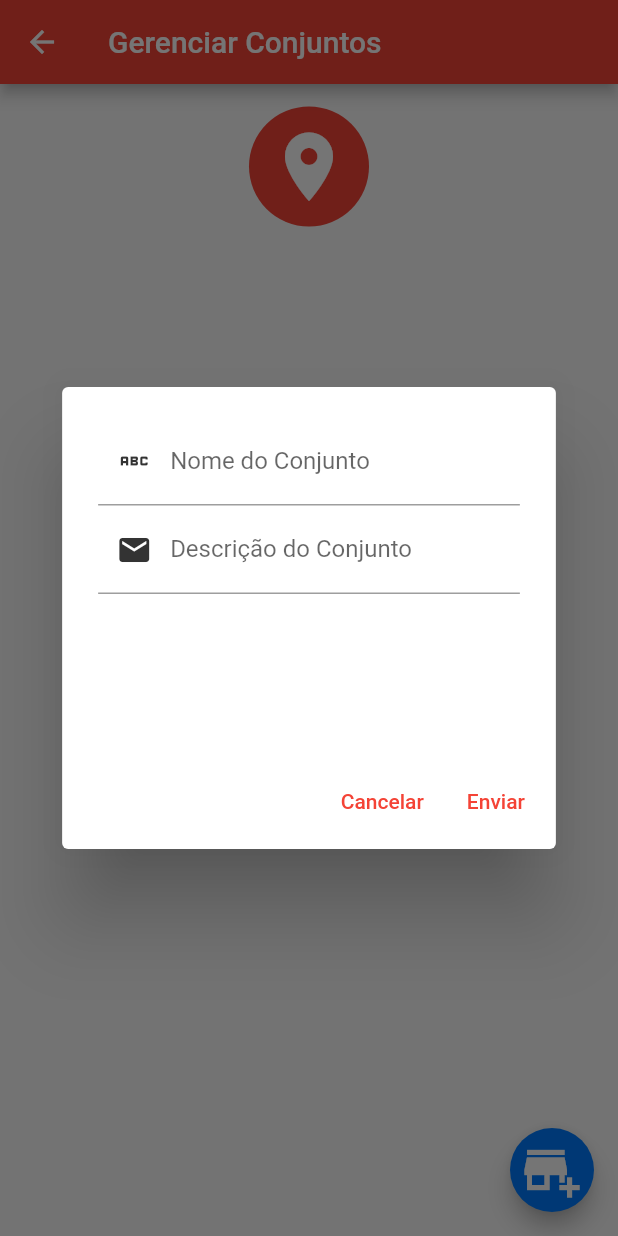
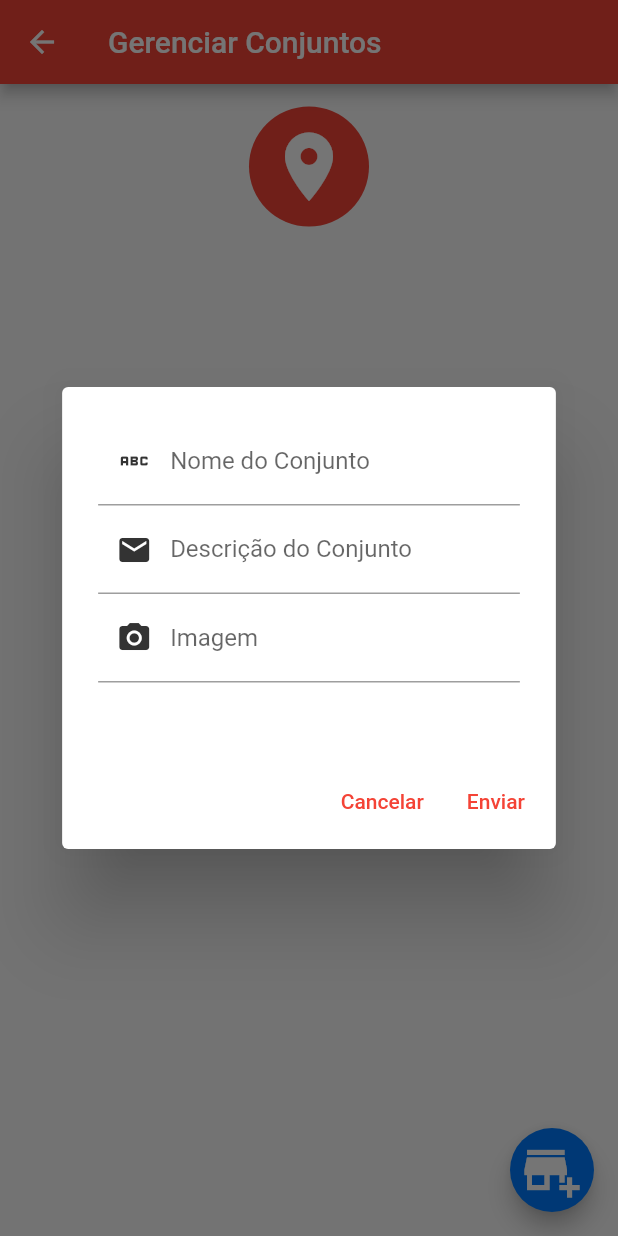
Before and after one commit to kauamoreno/agendamentos, a Flutter app: the GerenciaConjunto screen opened by its route, after a tap on the "add business" icon, on a phone screen of 412 x 824 dp. Run offline on Flutter 3.47's test engine with Material 2 defaults, Android fonts, the phone set to English and light mode, and no system bars; our stand-ins replace auto_size_text, cloud_firestore, date_picker_timeline, firebase_auth, firebase_core, get and 1 more; missing offline and left inert: form_validation; accounts and stored records are empty; generated files the repository leaves out were written again.

Commit message:
:construction: feat: Inserir Links para Salas e seus conjuntos

```diff
--- a/lib/models/Sala.dart
+++ b/lib/models/Sala.dart
@@ -2,11 +2,13 @@ class Sala {
 
   final String nome;
   final int capacidade;
+  final String linkFoto;
   final List agendamentos;
 
   Sala({
     required this.capacidade,
     required this.nome,
+    required this.linkFoto,
     required this.agendamentos,
   });
 
@@ -14,6 +16,7 @@ class Sala {
     return {
       'capacidade': capacidade,
       'nome': nome,
+      'linkFoto': linkFoto,
       'agendamentos': agendamentos.map((a) => a.toMap()).toList(),
     };
   }
--- a/lib/models/services/Firestore/SalasFirestore.dart
+++ b/lib/models/services/Firestore/SalasFirestore.dart
@@ -9,19 +9,21 @@ class SalasFirestore {
   CollectionReference<Map<String, dynamic>> db = FirebaseFirestore.instance.collection('salaConjunto');
 
   //CREATE
-  criarSalaConjunto(String nomeConjunto, String subTitulo) {
+  criarSalaConjunto(String nomeConjunto, String subTitulo, String linkFoto) {
     final salaConjunto = {
       "nomeConjunto": nomeConjunto,
       "subTitulo": subTitulo,
+      "linkFoto": linkFoto,
       "Salas": []
     };
     db.doc().set(salaConjunto);
   }
 
-  criarSala(BuildContext context, String nomeConjunto, int capacidade, String nomeSala) {
+  criarSala(BuildContext context, String nomeConjunto, int capacidade, String nomeSala, String linkFoto) {
     final sala = Sala(
       capacidade: capacidade,
       nome: nomeSala,
+      linkFoto: linkFoto,
       agendamentos: []
     );
 
--- a/lib/views/components/Forms.dart
+++ b/lib/views/components/Forms.dart
@@ -55,6 +55,7 @@ class FormsPopUp {
     required BuildContext context,
     required TextEditingController tituloController,
     required TextEditingController subtituloController,
+    required TextEditingController linkController,
     required Function funcaoCreate,
     required Function setState
   }) {
@@ -62,7 +63,8 @@ class FormsPopUp {
       Column(
         children: [
           textFieldComponent.textFieldCustom(label: 'Nome do Conjunto', icone: Icons.abc, hint: 'Ex. Mecânica, TI, Elétrica', controller: tituloController),
-          textFieldComponent.textFieldCustom(label: 'Descrição do Conjunto', icone: Icons.mail, hint: 'Ex. Salas que contém "tal" objeto', controller: subtituloController)
+          textFieldComponent.textFieldCustom(label: 'Descrição do Conjunto', icone: Icons.mail, hint: 'Ex. Salas que contém "tal" objeto', controller: subtituloController),
+          textFieldComponent.textFieldCustom(label: 'Imagem', icone: Icons.photo_camera, hint: 'Insira um Link', controller: linkController)
         ],
       );
 
@@ -73,17 +75,17 @@ class FormsPopUp {
     required BuildContext context,
     required TextEditingController nomeSalaController,
     required TextEditingController quantidadeController,
+    required TextEditingController linkController,
     required String uidConjunto,
     required Function funcaoCreate,
     required Function setState,
-    // required String valorSelecionado,
-    // required Function array,
   }) {
     Column colunaForms =
       Column(
         children: [
           textFieldComponent.textFieldCustom(label: 'Nome da Sala', icone: Icons.abc, hint: 'Sala 1', controller: nomeSalaController),
-          textFieldComponent.textFieldCustom(label: 'Quantidade', icone: Icons.person, hint: '32 Lugares', controller: quantidadeController, tipoTeclado: TextInputType.number)
+          textFieldComponent.textFieldCustom(label: 'Quantidade', icone: Icons.person, hint: '32 Lugares', controller: quantidadeController, tipoTeclado: TextInputType.number),
+          textFieldComponent.textFieldCustom(label: 'Imagem', icone: Icons.photo_camera, hint: 'Insira um Link', controller: linkController)
         ],
       );
 
--- a/lib/views/pages/Adm/Gerenciar/GerenciarConjunto.dart
+++ b/lib/views/pages/Adm/Gerenciar/GerenciarConjunto.dart
@@ -20,6 +20,7 @@ class _GerenciaConjuntoState extends State<GerenciaConjunto> {
   TextFieldComponent textFieldComponent = TextFieldComponent();
   final _nomeConjuntoController = TextEditingController();
   final _subTituloConjuntoController = TextEditingController();
+  final _linkController = TextEditingController();
   ElementoCard cardElemento = ElementoCard();
   FormsPopUp formsPopUp = FormsPopUp();
 
@@ -70,11 +71,13 @@ class _GerenciaConjuntoState extends State<GerenciaConjunto> {
             context: context,
             tituloController: _nomeConjuntoController,
             subtituloController: _subTituloConjuntoController,
+            linkController: _linkController,
             funcaoCreate: (){
               VM_SalasConjunto().cadastrarConjunto(
                 context,
                 _nomeConjuntoController.text,
-                _subTituloConjuntoController.text
+                _subTituloConjuntoController.text,
+                _linkController.text
               );
             },
             setState: () {setState(() {});}
--- a/lib/views/pages/Adm/Gerenciar/GerenciarSalas.dart
+++ b/lib/views/pages/Adm/Gerenciar/GerenciarSalas.dart
@@ -24,6 +24,7 @@ class _GerenciaSalaState extends State<GerenciaSala> {
   FormsPopUp formsPopUp = FormsPopUp();
   final _nomeSalaController = TextEditingController();
   final _quantidadeController = TextEditingController();
+  final _linkController = TextEditingController();
   late VM_Salas vm;
 
   @override
@@ -78,12 +79,14 @@ class _GerenciaSalaState extends State<GerenciaSala> {
             context: context,
             nomeSalaController: _nomeSalaController,
             quantidadeController: _quantidadeController,
+            linkController: _linkController,
             uidConjunto: vm.toString(),
             funcaoCreate: () {
               vm.criarSala(
                 context,
                 _quantidadeController.text,
-                _nomeSalaController.text
+                _nomeSalaController.text,
+                _linkController.text
               );
             },
             setState: () {
```
Also changed, not shown: lib/view_model/Sala/VM_Salas.dart (+10 -3 lines), lib/view_model/Sala/VM_SalasConjunto.dart (+13 -4 lines).
